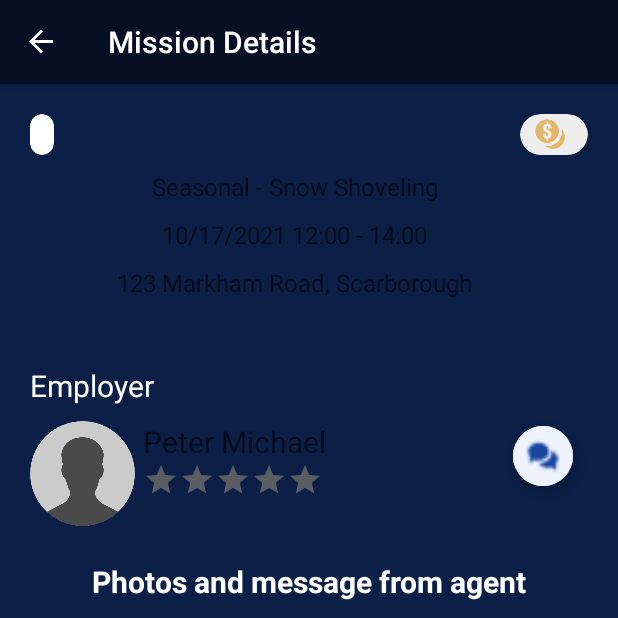
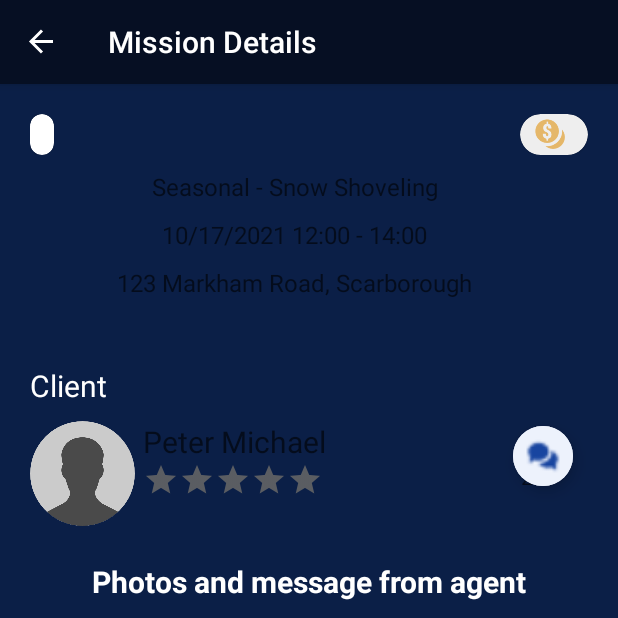
Before and after one commit to alan89251/Swifty, an Android app: the AgentMissionDetailsFragment screen opened through its navigation route, on a phone screen of 412 x 824 dp, the top half of it. Run offline under Robolectric (Android 15) with nearby library versions, the phone set to English and light mode, and no system bars; our stand-ins replace Firebase (no records; nobody signed in at launch, a user with empty details on screens opened directly), RxJava, data binding, navigation-ui; pictures from the network do not load; 29 statements that could not run were skipped.

Commit message:
edit name "employer" to "client"

```diff
--- a/app/src/main/res/menu/agent_nav_menu.xml
+++ b/app/src/main/res/menu/agent_nav_menu.xml
@@ -5,7 +5,7 @@
         <item
             android:id="@+id/portal_name"
             android:enabled="false"
-            android:title="Employer Portal" />
+            android:title="Client Portal" />
     </group>
 
     <group>
--- a/app/src/main/res/menu/nav_menu.xml
+++ b/app/src/main/res/menu/nav_menu.xml
@@ -5,7 +5,7 @@
         <item
             android:id="@+id/portal_name"
             android:enabled="false"
-            android:title="Employer Portal" />
+            android:title="Client Portal" />
     </group>
     <group>
         <item
--- a/app/src/main/res/values/strings.xml
+++ b/app/src/main/res/values/strings.xml
@@ -281,12 +281,12 @@
     <string name="agent_label">Agent:</string>
     <string name="is_complete_label">Is the Mission considered as "Completed"?</string>
     <string name="accept_button_label">Accept &amp; Release Credits</string>
-    <string name="employer">Employer</string>
+    <string name="employer">Client</string>
     <string name="enroll">Enroll</string>
 
     <string name="confirm_enrollment">Confirm Enrollment</string>
     <string name="enroll_mission_header">Enroll this mission?</string>
-    <string name="enroll_mission_content">The mission will be confirmed once the employer selects you as agent.\nCancellation within 48 hours before the Start Time will result in penalty.</string>
+    <string name="enroll_mission_content">The mission will be confirmed once the client selects you as agent.\nCancellation within 48 hours before the Start Time will result in penalty.</string>
 
 
     <string name="confirm_withdraw">Confirm Withdraw</string>
@@ -295,8 +295,8 @@
     <string name="withdraw_mission_content">Since the mission will start in 48 hours, the Credit of this mission <b> will be deducted </b> from your wallet, and your <b> cancellation rate </b> will increase, which may affect your reputation.</string>
 
     <string name="confirm_mission_header">Completed this Mission?</string>
-    <string name="confirm_mission_content">Credits will be released once employer has confirmed the completion of the mission.</string>
-    <string name="completed_mission_instruction">Upload mission result photo and leave message to employer:</string>
+    <string name="confirm_mission_content">Credits will be released once client has confirmed the completion of the mission.</string>
+    <string name="completed_mission_instruction">Upload mission result photo and leave message to client:</string>
     <string name="confirm_submission">Confirm Submission</string>
 
     <string name="confirm_revoke">Confirm Revocation</string>
@@ -358,7 +358,7 @@
     <string name="phone_number_verified">Phone number verified</string>
     <string name="from_all">All</string>
     <string name="from_agents">From Agents</string>
-    <string name="from_employers">From Employers</string>
+    <string name="from_employers">From Clients</string>
 
     <!--  Chat  -->
     <string name="chat_room">Chat Room</string>
```
